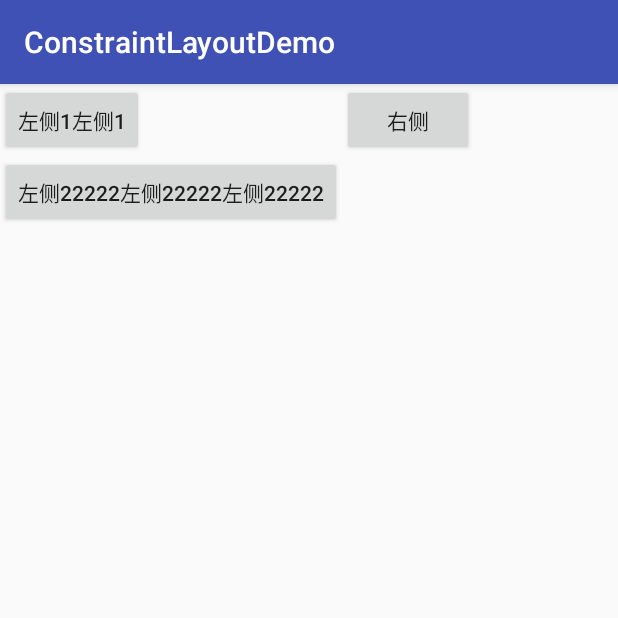
After one commit to gitjing/ConstraintLayoutDemo, an Android app: the BarrierActivity screen opened directly, with no data from a screen before it, on a phone screen of 412 x 824 dp, the top half of it. The commit adds this screen. Run offline under Robolectric (Android 15) with nearby library versions, the phone set to English and light mode, and no system bars.

Commit message:
添加barrier辅助标签的使用

```diff
--- a/app/build.gradle
+++ b/app/build.gradle
@@ -21,10 +21,10 @@ android {
 dependencies {
     implementation fileTree(include: ['*.jar'], dir: 'libs')
     implementation 'com.android.support:appcompat-v7:26.1.0'
-    implementation 'com.android.support.constraint:constraint-layout:1.1.0-beta3'
     implementation 'com.android.support:design:26.1.0'
     testImplementation 'junit:junit:4.12'
     androidTestImplementation 'com.android.support.test:runner:1.0.1'
     androidTestImplementation 'com.android.support.test.espresso:espresso-core:3.0.1'
     implementation 'com.android.support:recyclerview-v7:26.1.0'
+    implementation 'com.android.support.constraint:constraint-layout:1.1.3'
 }
--- a/app/src/main/AndroidManifest.xml
+++ b/app/src/main/AndroidManifest.xml
@@ -27,7 +27,8 @@
         <activity android:name=".demolist.MatchConstraintActivity" />
         <activity android:name=".demolist.RatioActivity" />
         <activity android:name=".demolist.ChainsActivity" />
-        <activity android:name=".demolist.GuideLineActivity"></activity>
+        <activity android:name=".demolist.GuideLineActivity" />
+        <activity android:name=".demolist.BarrierActivity"></activity>
     </application>
 
 </manifest>
--- a/app/src/main/java/com/example/ljj/constraintlayoutdemo/MainActivity.java
+++ b/app/src/main/java/com/example/ljj/constraintlayoutdemo/MainActivity.java
@@ -10,6 +10,7 @@ import android.view.View;
 import android.view.ViewGroup;
 import android.widget.TextView;
 
+import com.example.ljj.constraintlayoutdemo.demolist.BarrierActivity;
 import com.example.ljj.constraintlayoutdemo.demolist.CenteringAndBiasActivity;
 import com.example.ljj.constraintlayoutdemo.demolist.ChainsActivity;
 import com.example.ljj.constraintlayoutdemo.demolist.CircularPositioningActivity;
@@ -62,6 +63,7 @@ public class MainActivity extends AppCompatActivity {
         activityHolder.addActivity("ratio", RatioActivity.class);
         activityHolder.addActivity("chains", ChainsActivity.class);
         activityHolder.addActivity("guideLine", GuideLineActivity.class);
+        activityHolder.addActivity("Barrier",BarrierActivity.class);
 
 
     }
--- /dev/null
+++ b/app/src/main/java/com/example/ljj/constraintlayoutdemo/demolist/BarrierActivity.java
@@ -0,0 +1,15 @@
+package com.example.ljj.constraintlayoutdemo.demolist;
+
+import android.support.v7.app.AppCompatActivity;
+import android.os.Bundle;
+
+import com.example.ljj.constraintlayoutdemo.R;
+
+public class BarrierActivity extends AppCompatActivity {
+
+    @Override
+    protected void onCreate(Bundle savedInstanceState) {
+        super.onCreate(savedInstanceState);
+        setContentView(R.layout.activity_barrier);
+    }
+}
--- /dev/null
+++ b/app/src/main/res/layout/activity_barrier.xml
@@ -0,0 +1,43 @@
+<?xml version="1.0" encoding="utf-8"?>
+<android.support.constraint.ConstraintLayout xmlns:android="http://schemas.android.com/apk/res/android"
+    xmlns:app="http://schemas.android.com/apk/res-auto"
+    xmlns:tools="http://schemas.android.com/tools"
+    android:layout_width="match_parent"
+    android:layout_height="match_parent"
+    tools:context=".demolist.BarrierActivity">
+
+
+    <Button
+        android:id="@+id/button1"
+        android:layout_width="wrap_content"
+        android:layout_height="wrap_content"
+        android:text="左侧1左侧1" />
+
+    <Button
+        android:id="@+id/button2"
+        android:layout_width="wrap_content"
+        android:layout_height="wrap_content"
+        android:text="左侧22222左侧22222左侧22222"
+        app:layout_constraintTop_toBottomOf="@id/button1" />
+
+
+    <android.support.constraint.Barrier
+        android:id="@+id/barrier"
+        android:layout_width="wrap_content"
+        android:layout_height="wrap_content"
+        app:barrierDirection="right"
+        app:constraint_referenced_ids="button1,button2" />
+
+
+    <Button
+        android:id="@+id/button3"
+        android:layout_width="wrap_content"
+        android:layout_height="wrap_content"
+        android:text="右侧"
+        app:layout_constrainedWidth="true"
+        app:layout_constraintHorizontal_bias="0"
+        app:layout_constraintLeft_toRightOf="@id/barrier"
+        app:layout_constraintRight_toRightOf="parent" />
+
+
+</android.support.constraint.ConstraintLayout>
--- a/app/src/main/res/layout/activity_chains.xml
+++ b/app/src/main/res/layout/activity_chains.xml
@@ -19,6 +19,7 @@
         android:layout_width="0dp"
         android:layout_height="wrap_content"
         android:text="乱花"
+        app:layout_constraintHorizontal_weight="1"
         app:layout_constraintLeft_toLeftOf="parent"
         app:layout_constraintRight_toLeftOf="@id/button2" />
 
@@ -27,6 +28,7 @@
         android:layout_width="0dp"
         android:layout_height="wrap_content"
         android:text="渐欲"
+        app:layout_constraintHorizontal_weight="1"
         app:layout_constraintLeft_toRightOf="@id/button1"
         app:layout_constraintRight_toLeftOf="@id/button3" />
 
@@ -35,6 +37,7 @@
         android:layout_width="0dp"
         android:layout_height="wrap_content"
         android:text="迷人眼"
+        app:layout_constraintHorizontal_weight="2"
         app:layout_constraintLeft_toRightOf="@id/button2"
         app:layout_constraintRight_toRightOf="parent" />
 
```
